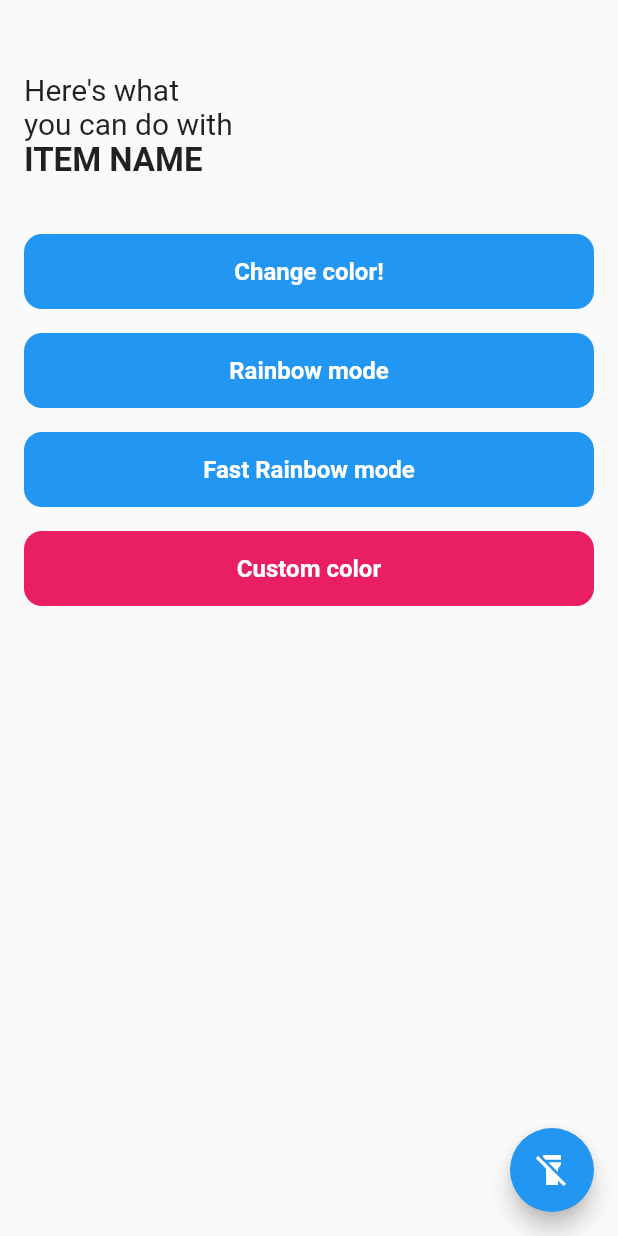
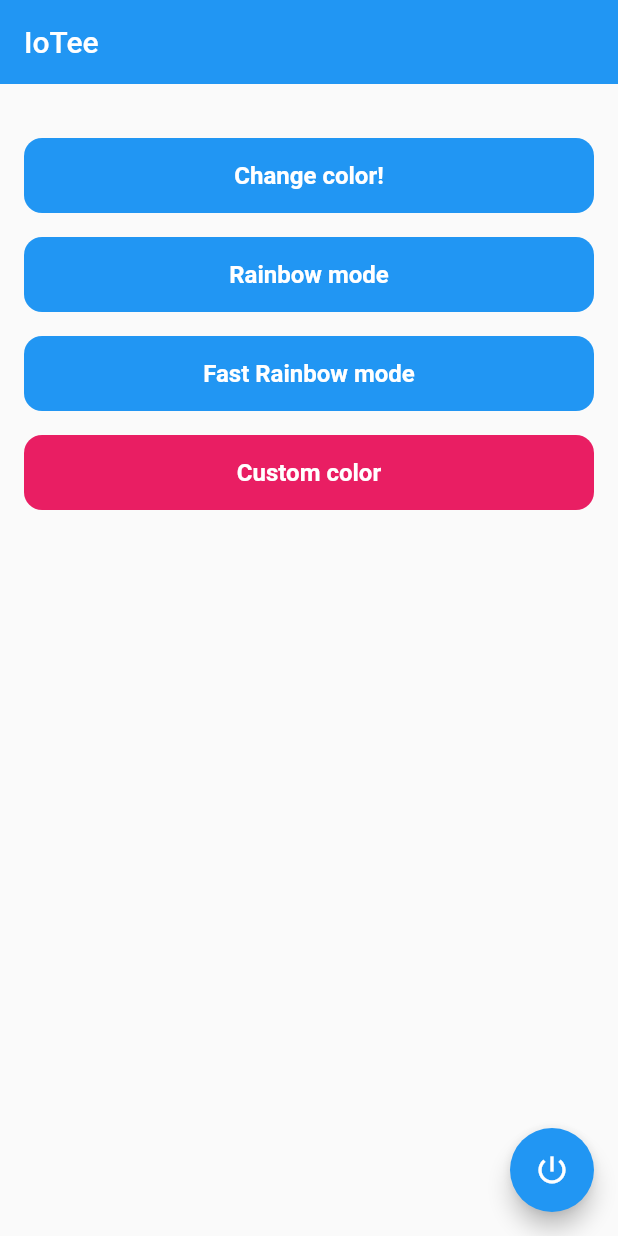
Before and after one commit to Knospfer/iotee, a Flutter app: the screen it shows after launch, after a tap on "Change color!", on a phone screen of 412 x 824 dp. Run offline on Flutter 3.47's test engine with Material 2 defaults, Android fonts, the phone set to English and light mode, and no system bars; our stand-ins replace auto_route, flutter_colorpicker, lottie, permission_handler; generated files the repository leaves out were written again.

Commit message:
feat: basic ux flow

```diff
--- a/lib/screens/home/home_screen.dart
+++ b/lib/screens/home/home_screen.dart
@@ -13,7 +13,21 @@ class HomeScreenSate extends State<HomeScreen> {
   bool enabled = true;
   Color pickedColor = Colors.pink; //TODO QUANDO TAPPO ALTRI TASTI RESETTA
 
+  void changeColor() {
+    _resetPickedColor();
+  }
+
+  void slowRainbowMode() {
+    _resetPickedColor();
+  }
+
+  void fastRainbowMode() {
+    _resetPickedColor();
+  }
+
   void toggleEnabled() {
+    _resetPickedColor();
+
     setState(() {
       enabled = !enabled;
     });
@@ -41,6 +55,12 @@ class HomeScreenSate extends State<HomeScreen> {
     //TODO QUA AGGIORNA BT
   }
 
+  void _resetPickedColor() {
+    setState(() {
+      pickedColor = Colors.pink;
+    });
+  }
+
   @override
   Widget build(BuildContext context) => HomeWidgetView(this);
 }
--- a/lib/screens/home/home_widget_view.dart
+++ b/lib/screens/home/home_widget_view.dart
@@ -14,9 +14,7 @@ class HomeWidgetView extends StatelessWidget {
       body: _FilledView(this),
       floatingActionButton: FloatingActionButton(
         onPressed: state.toggleEnabled,
-        child: Icon(
-          state.enabled ? Icons.flashlight_off : Icons.flashlight_on,
-        ),
+        child: const Icon(Icons.power_settings_new),
       ),
     );
   }
@@ -56,33 +54,8 @@ class _FilledView extends StatelessWidget {
   Widget build(BuildContext context) {
     return CustomScrollView(
       slivers: [
-        SliverAppBar(
-          expandedHeight: 120,
-          backgroundColor: Colors.transparent,
-          flexibleSpace: FlexibleSpaceBar(
-            background: Container(
-              padding: const EdgeInsets.symmetric(horizontal: 16),
-              alignment: Alignment.bottomLeft,
-              child: Column(
-                crossAxisAlignment: CrossAxisAlignment.start,
-                mainAxisSize: MainAxisSize.min,
-                children: const [
-                  Text(
-                    "Here's what",
-                    style: TextStyle(fontSize: 20),
-                  ),
-                  Text(
-                    "you can do with",
-                    style: TextStyle(fontSize: 20),
-                  ),
-                  Text(
-                    "ITEM NAME",
-                    style: TextStyle(fontSize: 22, fontWeight: FontWeight.bold),
-                  ),
-                ],
-              ),
-            ),
-          ),
+        const SliverAppBar(
+          title: Text('IoTee'),
         ),
         SliverToBoxAdapter(
           child: Padding(
@@ -90,7 +63,7 @@ class _FilledView extends StatelessWidget {
                 .copyWith(top: 36),
             child: IoteeButton(
               label: "Change color!",
-              onTap: () {},
+              onTap: parent.state.changeColor,
               enabled: parent.state.enabled,
             ),
           ),
@@ -100,7 +73,7 @@ class _FilledView extends StatelessWidget {
             padding: const EdgeInsets.symmetric(horizontal: 16, vertical: 8),
             child: IoteeButton(
               label: "Rainbow mode",
-              onTap: () {},
+              onTap: parent.state.slowRainbowMode,
               enabled: parent.state.enabled,
             ),
           ),
@@ -110,7 +83,7 @@ class _FilledView extends StatelessWidget {
             padding: const EdgeInsets.symmetric(horizontal: 16, vertical: 8),
             child: IoteeButton(
               label: "Fast Rainbow mode",
-              onTap: () {},
+              onTap: parent.state.fastRainbowMode,
               enabled: parent.state.enabled,
             ),
           ),
```
